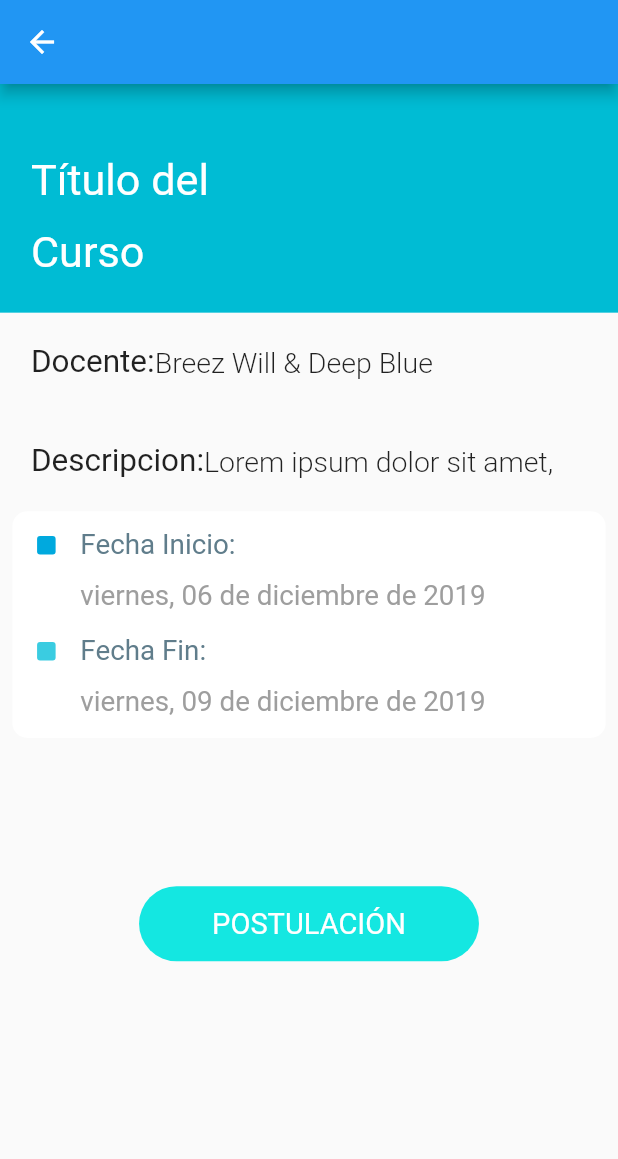
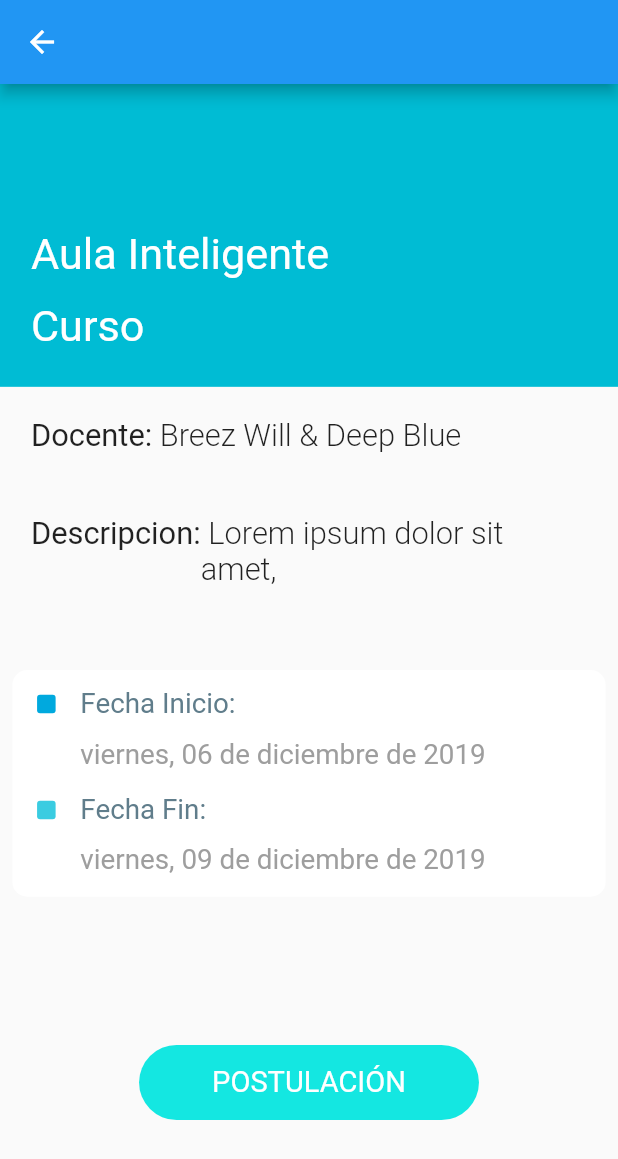
Before and after one commit to leor0104/AppLiiD, a Flutter app: the Pantalla2 screen opened directly, on a phone screen of 412 x 824 dp. Shown: the top 1159 px of the screen. Run offline on Flutter 3.47's test engine with Material 2 defaults, Android fonts, the phone set to English and light mode, and no system bars; our stand-ins replace firebase_auth, flutter_svg, google_sign_in; missing offline and left inert: flutter_barcode_scanner, generic_bloc_provider, wifi; accounts and stored records are empty.

Commit message:
13 de Febrero

```diff
--- a/ascendere_app/lib/Widgets/Aprobar/AppBarPantalla1.dart
+++ b/ascendere_app/lib/Widgets/Aprobar/AppBarPantalla1.dart
@@ -10,12 +10,12 @@ class AppbarPrincipal extends StatelessWidget {
   Widget build(BuildContext context) {
     SizeConfig().init(context);
     return Container(
-        color: Color(0xFF3ACCE1),
-        height: SizeConfig.blockSizeHorizontal * 40,
+        color: Colors.cyan,
+        height: SizeConfig.blockSizeHorizontal * 49,
         child: Row(
           children: <Widget>[
             Container(
-              width: SizeConfig.blockSizeHorizontal * 50,
+              width: SizeConfig.blockSizeHorizontal * 90,
               margin: EdgeInsets.only(left: SizeConfig.safeBlockHorizontal*5),
               child: Text(
                 titulo_interfaz1,
--- a/ascendere_app/lib/Widgets/Aprobar/AppBarPantalla2.dart
+++ b/ascendere_app/lib/Widgets/Aprobar/AppBarPantalla2.dart
@@ -11,22 +11,24 @@ class AppbarPantalla2 extends StatelessWidget {
     SizeConfig().init(context);
     return Container(
         color: Colors.cyan,
-        height: SizeConfig.blockSizeHorizontal * 37,
+        height: SizeConfig.blockSizeHorizontal * 49,
         child: Row(
           crossAxisAlignment: CrossAxisAlignment.end,
           children: <Widget>[
             Container(
-              margin: EdgeInsets.only(left: SizeConfig.safeBlockHorizontal*5,
-              bottom: SizeConfig.safeBlockHorizontal*5,),
-                child: Text(titulo_interfaz2,
-                  style: TextStyle(
-                      color: Colors.white,
-                      fontSize: SizeConfig.safeBlockHorizontal*7,
-                      height: SizeConfig.safeBlockVertical*0.2
-                  ),
-                ) ,),
+              margin: EdgeInsets.only(
+                left: SizeConfig.safeBlockHorizontal * 5,
+                bottom: SizeConfig.safeBlockHorizontal * 5,
+              ),
+              child: Text(
+                titulo_interfaz2,
+                style: TextStyle(
+                    color: Colors.white,
+                    fontSize: SizeConfig.safeBlockHorizontal * 7,
+                    height: SizeConfig.safeBlockVertical * 0.2),
+              ),
+            ),
           ],
-        )
-    );
+        ));
   }
 }
--- a/ascendere_app/lib/Widgets/Aprobar/ContainerBody.dart
+++ b/ascendere_app/lib/Widgets/Aprobar/ContainerBody.dart
@@ -34,19 +34,16 @@ class ContainerBody extends StatelessWidget {
           ),
         ),
             Container(
-              child: GestureDetector(
-                onTap: null,
                 child: Container(
                   decoration: BoxDecoration(
                     borderRadius: BorderRadius.circular(SizeConfig.blockSizeHorizontal*100),
                   ),
-                  width: SizeConfig.blockSizeHorizontal*30,
+                  width: SizeConfig.blockSizeHorizontal*40,
                   height: SizeConfig.blockSizeHorizontal*10,
                   child:
                   DropDownWidget(),
                 ),
               ),
-        )
       ],
     );
   }
--- a/ascendere_app/lib/Widgets/Aprobar/ContenidoPantalla2.dart
+++ b/ascendere_app/lib/Widgets/Aprobar/ContenidoPantalla2.dart
@@ -36,7 +36,10 @@ class ContenidoTextoPantalla2 extends StatelessWidget {
               FlatButton(
                 child: Text('Continuar'),
                 onPressed: () {
-                  Navigator.push(context, MaterialPageRoute(builder: (context) => Main3()),);
+                  Navigator.push(
+                    context,
+                    MaterialPageRoute(builder: (context) => Main3()),
+                  );
                 },
               ),
             ],
@@ -125,12 +128,16 @@ class ContenidoTextoPantalla2 extends StatelessWidget {
         children: <Widget>[
           Text(
             docente,
-            style: TextStyle(fontSize: 21.0, fontWeight: FontWeight.w400),
+            style: TextStyle(
+                fontSize: SizeConfig.safeBlockHorizontal * 5,
+                fontWeight: FontWeight.w400),
             textAlign: TextAlign.left,
           ),
           Text(
             texto,
-            style: TextStyle(fontSize: 19.0, fontWeight: FontWeight.w300),
+            style: TextStyle(
+                fontSize: SizeConfig.safeBlockHorizontal * 5,
+                fontWeight: FontWeight.w300),
             textAlign: TextAlign.right,
           )
         ],
@@ -141,13 +148,29 @@ class ContenidoTextoPantalla2 extends StatelessWidget {
       padding: EdgeInsets.all(SizeConfig.safeBlockHorizontal * 5),
       child: Row(
         children: <Widget>[
-          Text(
-            descripcion,
-            style: TextStyle(fontSize: 21.0, fontWeight: FontWeight.w400),
-          ),
-          Text(
-            lorem,
-            style: TextStyle(fontSize: 19.0, fontWeight: FontWeight.w300),
+          Container(
+            height: SizeConfig.blockSizeVertical*10,
+            child: Row(
+              crossAxisAlignment: CrossAxisAlignment.start,
+              children: <Widget>[
+                Text(
+                  descripcion,
+                  style: TextStyle(
+                      fontSize: SizeConfig.safeBlockHorizontal * 5,
+                      fontWeight: FontWeight.w400),
+                ),
+                Container(
+                  width: SizeConfig.blockSizeHorizontal*60,
+                  child: Text(
+                    lorem,
+                    style: TextStyle(
+                        fontSize: SizeConfig.safeBlockHorizontal * 5,
+                        fontWeight: FontWeight.w300),
+                  ),
+                ),
+
+              ],
+            ),
           )
         ],
       ),
--- a/ascendere_app/lib/Widgets/Aprobar/CursosListView.dart
+++ b/ascendere_app/lib/Widgets/Aprobar/CursosListView.dart
@@ -14,9 +14,9 @@ class CursosListView extends StatelessWidget{
         padding: EdgeInsets.all(2),
         scrollDirection: Axis.horizontal,
         children: <Widget>[
-          ContainerCurso("Title Course1","21 horas","Aula 733"),
-          ContainerCurso("Title Course2","22 horas","Aula 731"),
-          ContainerCurso("Title Course3","23 horas","Aula 732"),
+          ContainerCurso("Realidad Aumentada","21 horas","Aula 733","amber"),
+          ContainerCurso("Investigación Mixta","22 horas","Aula 731","amber"),
+          ContainerCurso("Ética","23 horas","Aula 732","pink"),
         ],
       ),
     );
--- a/ascendere_app/lib/Widgets/Aprobar/Formacion_Docente.dart
+++ b/ascendere_app/lib/Widgets/Aprobar/Formacion_Docente.dart
@@ -42,7 +42,7 @@ class CursosHome extends StatelessWidget {
         body: Container(
           child: ListView(
             children: <Widget>[
-              AppbarPrincipal("Formación\nDocente"),
+              AppbarPrincipal("Progrma de \nFormación Docente"),
               ContainerBody("Mis Eventos ","Categoría"),
               CursosListView(),
               ContainerBody("Este mes",""),
--- a/ascendere_app/lib/Widgets/Aprobar/Pantalla2.dart
+++ b/ascendere_app/lib/Widgets/Aprobar/Pantalla2.dart
@@ -7,16 +7,14 @@ class Pantalla2 extends StatelessWidget{
   @override
   Widget build(BuildContext context) {
     SizeConfig().init(context);
-
     return  Scaffold(
       appBar: AppBar(
-        title: Text(""),
       ),
       body: Container(
         child: Column(
           children: <Widget>[
-            AppbarPantalla2("Título del\nCurso"),
-            ContenidoTextoPantalla2("Breez Will & Deep Blue","Lorem ipsum dolor sit amet,")
+            AppbarPantalla2("Aula Inteligente\nCurso"),
+            ContenidoTextoPantalla2(" Breez Will & Deep Blue"," Lorem ipsum dolor sit amet,")
           ],
         ),
       ),
```
Also changed, not shown: ascendere_app/lib/Widgets/Aprobar/AppBarPantalla3.dart (+20 -15 lines), ascendere_app/lib/Widgets/Aprobar/ContenidoPantalla3.dart (+25 -9 lines), ascendere_app/lib/Widgets/Aprobar/curso.dart (+15 -9 lines), ascendere_app/lib/Widgets/Aprobar/main3.dart (+12 -25 lines), ascendere_app/lib/Widgets/conexion_QR.dart (+13 -0 lines), ascendere_app/lib/Widgets/scan_qr.dart (+30 -13 lines), 1 other file.
